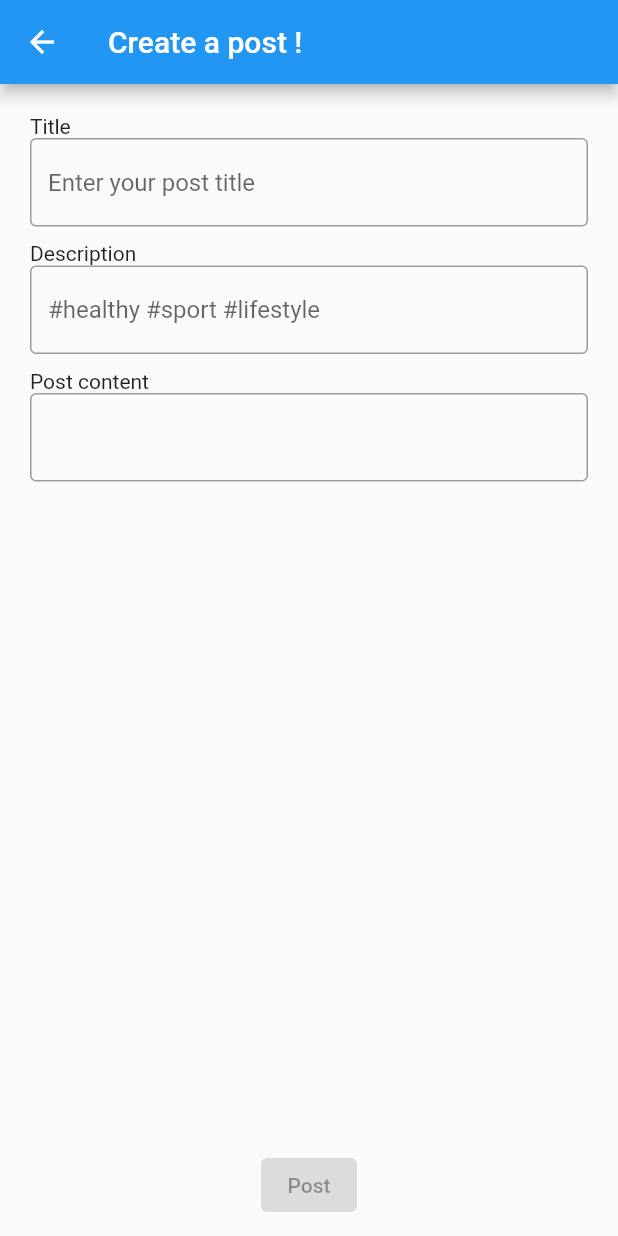
After one commit to EtiennePaita/PostFeed, a Flutter app: the screen it shows after launch, after a tap on the "post add" icon, on a phone screen of 412 x 824 dp. The commit adds this screen. Run offline on Flutter 3.47's test engine with Material 2 defaults, Android fonts, the light colour scheme and no system bars; our stand-ins replace bloc, flutter_bloc.

Commit message:
Implementation of PostCreationScreen

```diff
--- a/lib/home_screen/home_screen.dart
+++ b/lib/home_screen/home_screen.dart
@@ -6,6 +6,7 @@ import 'package:post_feed/home_screen/post_bloc/posts_event.dart';
 import 'package:post_feed/home_screen/post_bloc/posts_state.dart';
 import 'package:post_feed/home_screen/post_item.dart';
 import 'package:post_feed/home_screen/repository/posts_repository.dart';
+import 'package:post_feed/post_creation_screen/post_creation_screen.dart';
 import 'package:post_feed/post_detail_screen/post_detail_screen.dart';
 
 class HomeScreen extends StatelessWidget {
@@ -48,7 +49,10 @@ class HomeScreen extends StatelessWidget {
                   }
 
                   return Padding(
-                    padding: const EdgeInsets.all(8.0),
+                    padding: const EdgeInsets.symmetric(
+                      vertical: 10.0,
+                      horizontal: 20.0,
+                    ),
                     child: ListView.builder(
                       itemCount: posts.length,
                       itemBuilder: (context, index) {
@@ -65,16 +69,15 @@ class HomeScreen extends StatelessWidget {
           ),
           floatingActionButton: FloatingActionButton(
             child: const Icon(Icons.post_add),
-            onPressed: () => _onAddPostClick(),
+            onPressed: () => _onAddPostClick(context),
           ),
         );
       }),
     );
   }
 
-  void _onAddPostClick() {
-    debugPrint("_onAddPostClick");
-    //navigate to add post form
+  void _onAddPostClick(BuildContext context) {
+    PostCreationScreen.navigateTo(context);
   }
 
   void _onPostTap(BuildContext context, Post post) {
--- a/lib/main.dart
+++ b/lib/main.dart
@@ -2,6 +2,7 @@ import 'package:flutter/material.dart';
 import 'package:flutter_bloc/flutter_bloc.dart';
 import 'package:post_feed/home_screen/data_sources/api_posts_data_source.dart';
 import 'package:post_feed/home_screen/repository/posts_repository.dart';
+import 'package:post_feed/post_creation_screen/post_creation_screen.dart';
 import 'package:post_feed/post_detail_screen/post_detail_screen.dart';
 
 import 'home_screen/home_screen.dart';
@@ -40,6 +41,10 @@ class MyApp extends StatelessWidget {
                 content = PostDetailScreen(post: arguments);
               }
               break;
+
+            case PostCreationScreen.routeName:
+              content = const PostCreationScreen();
+              break;
           }
 
           return MaterialPageRoute(
--- /dev/null
+++ b/lib/post_creation_screen/post_creation_screen.dart
@@ -0,0 +1,80 @@
+import 'package:flutter/material.dart';
+
+class PostCreationScreen extends StatelessWidget {
+  static const String routeName = '/PostCreationScreen';
+
+  static void navigateTo(BuildContext context) {
+    Navigator.of(context).pushNamed(routeName);
+  }
+
+  const PostCreationScreen({super.key});
+
+  @override
+  Widget build(BuildContext context) {
+    return Scaffold(
+      appBar: AppBar(
+        title: const Text('Create a post !'),
+      ),
+      body: Padding(
+        padding: const EdgeInsets.symmetric(
+          vertical: 10.0,
+          horizontal: 20.0,
+        ),
+        child: Column(
+          children: const [
+            PostFormWidget(),
+            Spacer(),
+            ElevatedButton(
+              onPressed: null,
+              child: Text('Post'),
+            ),
+          ],
+        ),
+      ),
+    );
+  }
+}
+
+class PostFormWidget extends StatelessWidget {
+  const PostFormWidget({super.key});
+
+  @override
+  Widget build(BuildContext context) {
+    return Column(
+      crossAxisAlignment: CrossAxisAlignment.start,
+      children: const [
+        Padding(
+          padding: EdgeInsets.only(top: 10.0),
+          child: Text('Title'),
+        ),
+        TextField(
+          decoration: InputDecoration(
+            border: OutlineInputBorder(),
+            hintText: 'Enter your post title',
+          ),
+        ),
+        Padding(
+          padding: EdgeInsets.only(top: 10.0),
+          child: Text('Description'),
+        ),
+        TextField(
+          decoration: InputDecoration(
+            border: OutlineInputBorder(),
+            hintText: '#healthy #sport #lifestyle',
+          ),
+        ),
+        Padding(
+          padding: EdgeInsets.only(top: 10.0),
+          child: Text('Post content'),
+        ),
+        TextField(
+          decoration: InputDecoration(
+            border: OutlineInputBorder(),
+          ),
+          maxLines: null,
+          minLines: null,
+        ),
+      ],
+    );
+  }
+}
```
